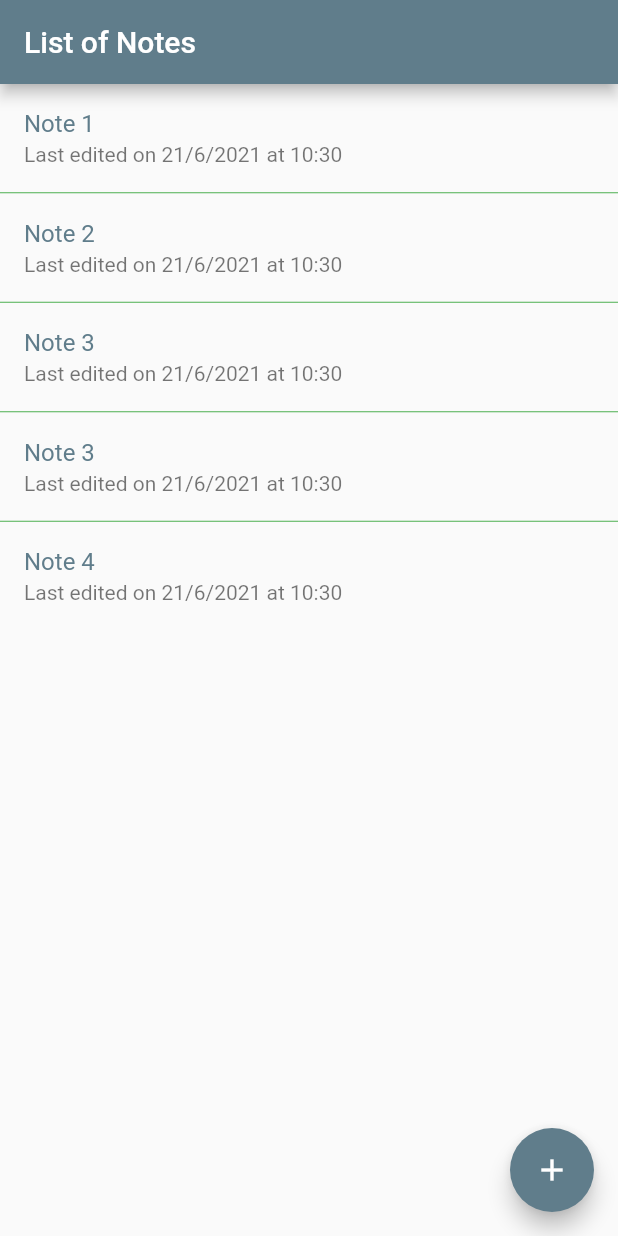
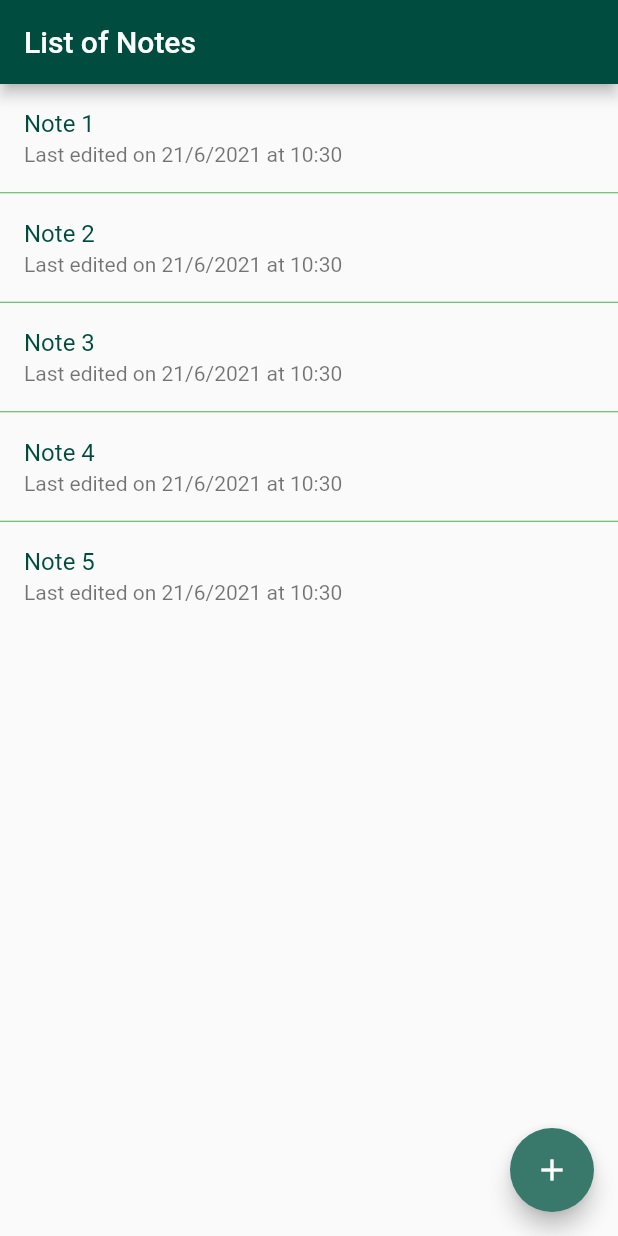
Before and after one commit to hasanuzzaman-dev/note_app_with_rest_api, a Flutter app: the screen it shows after launch, on a phone screen of 412 x 824 dp. Run offline on Flutter 3.47's test engine with Material 2 defaults, Android fonts, the phone set to English and light mode, and no system bars; our stand-ins replace get_it.

Commit message:
create service

```diff
--- a/lib/main.dart
+++ b/lib/main.dart
@@ -1,18 +1,31 @@
 import 'package:flutter/material.dart';
+import 'package:get_it/get_it.dart';
+import 'package:note_app_with_rest_api/services/note_service.dart';
 import 'package:note_app_with_rest_api/views/note_list.dart';
 
+void setUpLocator() {
+  GetIt.I.registerLazySingleton(() => NoteService());
+}
+
 void main() {
+  setUpLocator();
   runApp(MyApp());
 }
 
 class MyApp extends StatelessWidget {
   // This widget is the root of your application.
+
   @override
   Widget build(BuildContext context) {
     return MaterialApp(
       title: 'Flutter Demo',
       theme: ThemeData(
-        primarySwatch: Colors.blueGrey,
+        //primarySwatch: Color(0xFF004D40),
+        primaryColor: Color(0xFF004D40),
+        primaryColorDark: Color(0xFF00251a),
+        accentColor: Color(0xFF39796b),
+        primaryColorLight: Color(0xFF39796b),
+        // accentColor:
       ),
       home: NoteList(),
     );
--- /dev/null
+++ b/lib/services/note_service.dart
@@ -0,0 +1,33 @@
+import 'package:note_app_with_rest_api/models/note_for_listing.dart';
+
+class NoteService {
+  List<NoteForListing> getNoteList() {
+    return [
+      new NoteForListing(
+          noteID: 1,
+          createDate: DateTime.now(),
+          lastEditDateTime: DateTime.now(),
+          noteTitle: 'Note 1'),
+      new NoteForListing(
+          noteID: 2,
+          createDate: DateTime.now(),
+          lastEditDateTime: DateTime.now(),
+          noteTitle: 'Note 2'),
+      new NoteForListing(
+          noteID: 3,
+          createDate: DateTime.now(),
+          lastEditDateTime: DateTime.now(),
+          noteTitle: 'Note 3'),
+      new NoteForListing(
+          noteID: 4,
+          createDate: DateTime.now(),
+          lastEditDateTime: DateTime.now(),
+          noteTitle: 'Note 4'),
+      new NoteForListing(
+          noteID: 5,
+          createDate: DateTime.now(),
+          lastEditDateTime: DateTime.now(),
+          noteTitle: 'Note 5'),
+    ];
+  }
+}
--- a/lib/views/note_list.dart
+++ b/lib/views/note_list.dart
@@ -1,40 +1,30 @@
 import 'package:flutter/material.dart';
+import 'package:get_it/get_it.dart';
 import 'package:note_app_with_rest_api/models/note_for_listing.dart';
+import 'package:note_app_with_rest_api/services/note_service.dart';
+import 'package:note_app_with_rest_api/views/note_delete.dart';
 import 'package:note_app_with_rest_api/views/note_modify.dart';
 
-class NoteList extends StatelessWidget {
+class NoteList extends StatefulWidget {
   //const NoteList({Key? key}) : super(key: key);
 
-  final notes = [
-    new NoteForListing(
-        noteID: 1,
-        createDate: DateTime.now(),
-        lastEditDateTime: DateTime.now(),
-        noteTitle: 'Note 1'),
-    new NoteForListing(
-        noteID: 2,
-        createDate: DateTime.now(),
-        lastEditDateTime: DateTime.now(),
-        noteTitle: 'Note 2'),
-    new NoteForListing(
-        noteID: 3,
-        createDate: DateTime.now(),
-        lastEditDateTime: DateTime.now(),
-        noteTitle: 'Note 3'),
-    new NoteForListing(
-        noteID: 1,
-        createDate: DateTime.now(),
-        lastEditDateTime: DateTime.now(),
-        noteTitle: 'Note 3'),
-    new NoteForListing(
-        noteID: 4,
-        createDate: DateTime.now(),
-        lastEditDateTime: DateTime.now(),
-        noteTitle: 'Note 4'),
-  ];
+  @override
+  _NoteListState createState() => _NoteListState();
+}
+
+class _NoteListState extends State<NoteList> {
+  NoteService get service => GetIt.I<NoteService>();
+
+  List<NoteForListing> notes = [];
 
   String formatDateTime(DateTime dateTime) {
     return '${dateTime.day}/${dateTime.month}/${dateTime.year} at ${dateTime.hour}:${dateTime.minute}';
+  }
+
+  @override
+  void initState() {
+    notes = service.getNoteList();
+    super.initState();
   }
 
   @override
@@ -58,6 +48,26 @@ class NoteList extends StatelessWidget {
           return Dismissible(
             key: ValueKey(notes[index].noteID),
             direction: DismissDirection.startToEnd,
+            onDismissed: (direction) {},
+            confirmDismiss: (direction) async {
+              final result = await showDialog(
+                context: context,
+                builder: (_) => NoteDelete(),
+              );
+              print(result);
+              return result;
+            },
+            background: Container(
+              color: Colors.red[900],
+              padding: EdgeInsets.only(left: 16),
+              child: Align(
+                child: Icon(
+                  Icons.delete,
+                  color: Colors.white,
+                ),
+                alignment: Alignment.centerLeft,
+              ),
+            ),
             child: ListTile(
               title: Text(
                 notes[index].noteTitle,
```
Also changed, not shown: lib/views/note_delete.dart (added, +27 -0 lines), lib/views/note_modify.dart (+9 -5 lines), pubspec.yaml (+3 -51 lines), pubspec.lock.
